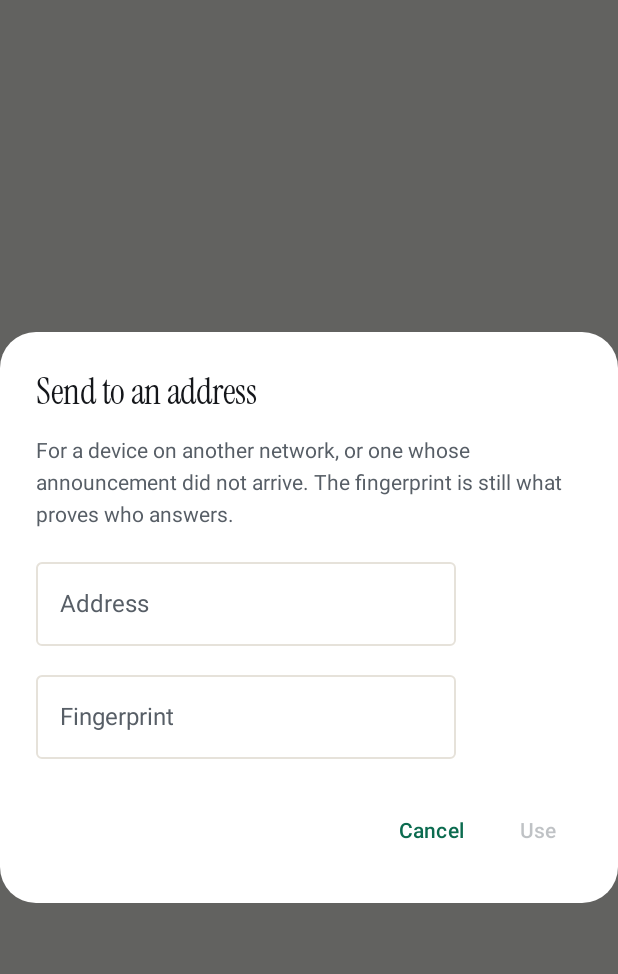
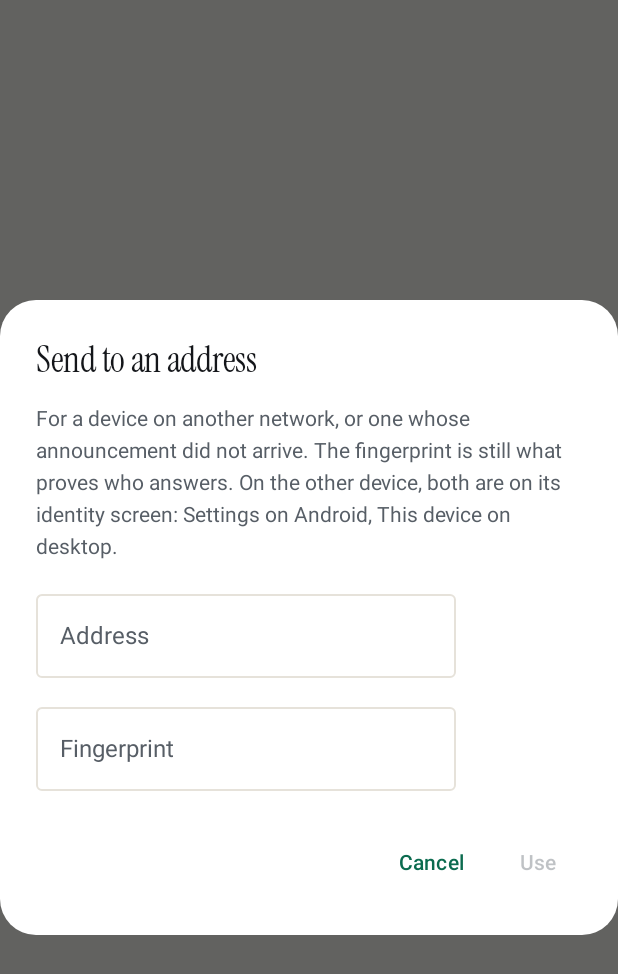
Before and after one commit to rudra-th/Flit, an Android app built with Jetpack Compose: the composable AddressDialog shown on its own in the app's theme, on a phone screen of 412 x 824 dp. Shown: the top 974 px of the screen. Run offline under Robolectric (Android 15) with nearby library versions, the phone set to English and light mode, and no system bars; 13 statements that could not run were skipped.

Commit message:
android: the address form says where the other device keeps it
Typing an address is the path a person takes when the other device cannot be
seen, and the first thing that path needs is where the two values come from. The
desktop form names both screens now; the phone said only what they prove.

One sentence, the same names: Settings on Android, This device on desktop.

```diff
--- a/apps/android/app/src/main/java/dev/flit/android/HomeScreen.kt
+++ b/apps/android/app/src/main/java/dev/flit/android/HomeScreen.kt
@@ -1584,7 +1584,9 @@ private fun AddressDialog(
             Column {
                 Text(
                     text = "For a device on another network, or one whose announcement " +
-                        "did not arrive. The fingerprint is still what proves who answers.",
+                        "did not arrive. The fingerprint is still what proves who answers. " +
+                        "On the other device, both are on its identity screen: Settings on " +
+                        "Android, This device on desktop.",
                     style = MaterialTheme.typography.bodyMedium,
                     color = FlitPalette.colors.ink2,
                 )
```
